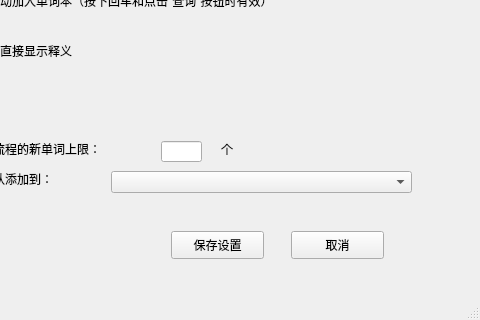
Qt form dict_preference_window.ui (huangshangi/dict) before a commit; both pictures show x 119 to 599 and y 239 to 559 of the 599 by 559 pixel window.
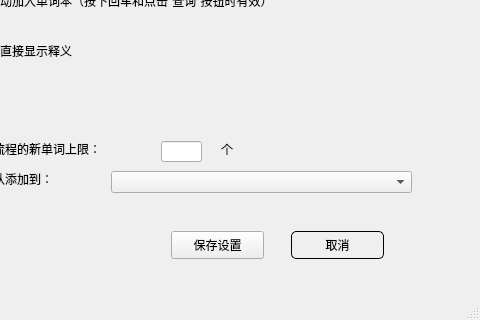
The same form after that commit.

```diff
--- a/dict_preference_window.ui
+++ b/dict_preference_window.ui
@@ -14,6 +14,9 @@
    <string>MainWindow</string>
   </property>
   <widget class="QWidget" name="centralwidget">
+   <property name="styleSheet">
+    <string notr="true"/>
+   </property>
    <widget class="QCheckBox" name="checkBox_remind">
     <property name="geometry">
      <rect>
@@ -114,6 +117,11 @@
       <height>28</height>
      </rect>
     </property>
+    <property name="styleSheet">
+     <string notr="true">background-color: transparent;
+border:1px solid black;
+border-radius:5px;</string>
+    </property>
     <property name="text">
      <string>取消</string>
     </property>
```
Left out of the diff: 12 changed lines with no effect on the pictures.
